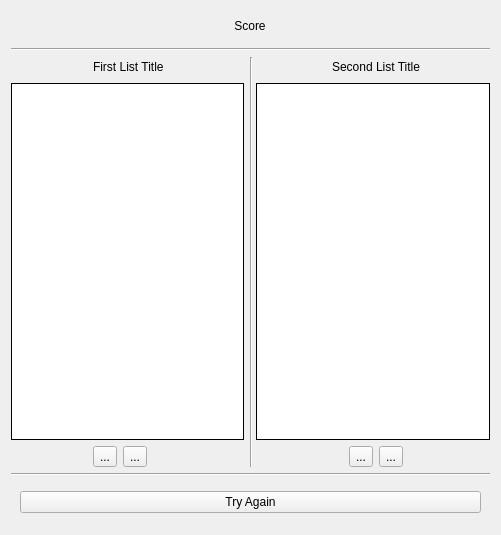
BuildmLearn/BuildmLearn-Toolkit, file src/templates/matchthefollowing/matchfollowingsimulator.ui: the form before one commit.
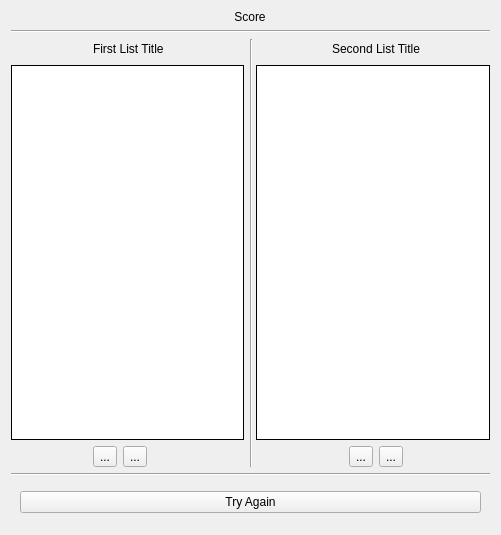
The form after the commit. Custom widgets are drawn as their Qt base class.

What changed in the file:
```diff
--- a/src/templates/matchthefollowing/matchfollowingsimulator.ui
+++ b/src/templates/matchthefollowing/matchfollowingsimulator.ui
@@ -168,6 +168,21 @@
          </property>
          <widget class="QWidget" name="m_pageTitle">
           <layout class="QHBoxLayout" name="horizontalLayout">
+           <property name="spacing">
+            <number>0</number>
+           </property>
+           <property name="leftMargin">
+            <number>0</number>
+           </property>
+           <property name="topMargin">
+            <number>0</number>
+           </property>
+           <property name="rightMargin">
+            <number>0</number>
+           </property>
+           <property name="bottomMargin">
+            <number>0</number>
+           </property>
            <item>
             <widget class="QLabel" name="m_lblTemplateTitle">
              <property name="sizePolicy">
@@ -206,6 +221,21 @@
          </widget>
          <widget class="QWidget" name="m_pageScore">
           <layout class="QHBoxLayout" name="horizontalLayout_4">
+           <property name="spacing">
+            <number>0</number>
+           </property>
+           <property name="leftMargin">
+            <number>0</number>
+           </property>
+           <property name="topMargin">
+            <number>0</number>
+           </property>
+           <property name="rightMargin">
+            <number>0</number>
+           </property>
+           <property name="bottomMargin">
+            <number>0</number>
+           </property>
            <item>
             <widget class="QLabel" name="m_lblScore">
              <property name="sizePolicy">
```
